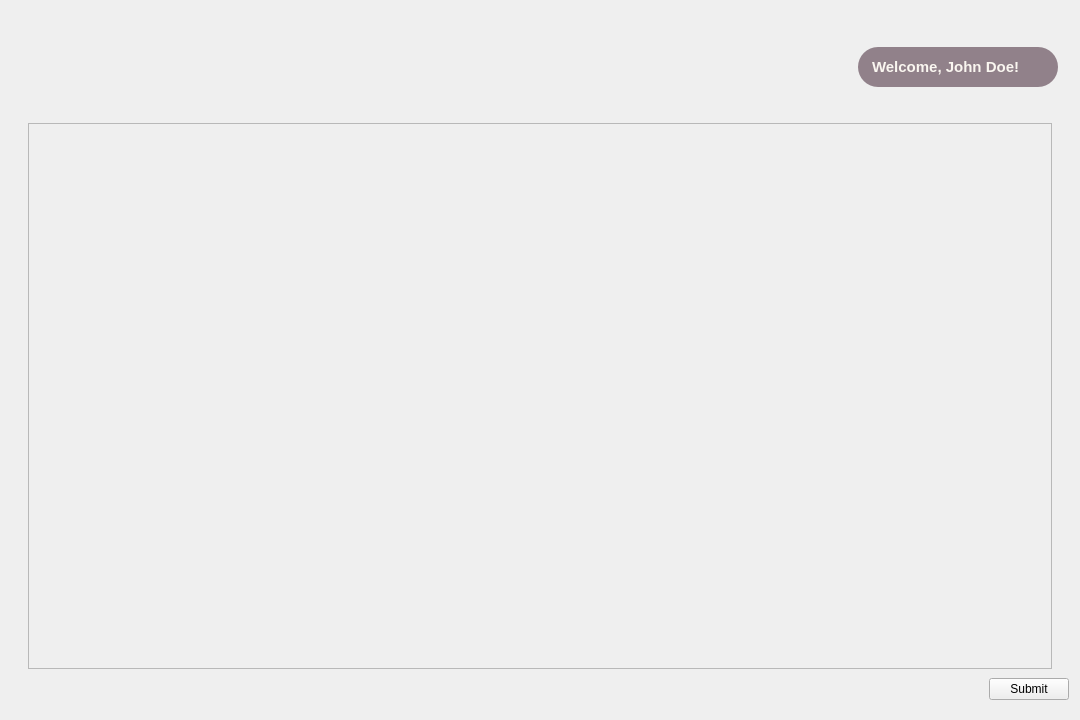
This is Client/quiz_screen.ui in R-umaria/Section3-Group7-QuizGenie as Qt 5 draws it before an edit. The edited form follows.
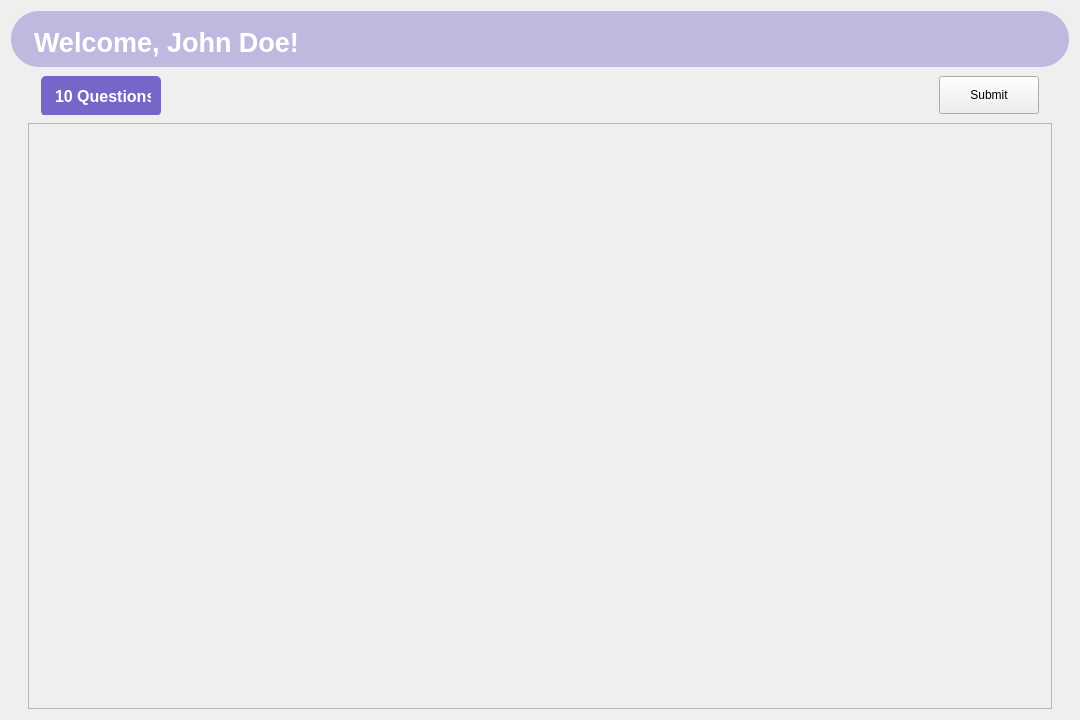
This is the edited form.

```diff
--- a/Client/quiz_screen.ui
+++ b/Client/quiz_screen.ui
@@ -19,11 +19,14 @@
   <property name="windowTitle">
    <string>Form</string>
   </property>
+  <property name="styleSheet">
+   <string notr="true"/>
+  </property>
   <layout class="QHBoxLayout" name="horizontalLayout">
    <item>
     <layout class="QVBoxLayout" name="verticalLayout">
      <property name="spacing">
-      <number>0</number>
+      <number>8</number>
      </property>
      <item>
       <widget class="QWidget" name="top_menubar" native="true">
@@ -36,15 +39,19 @@
        <property name="minimumSize">
         <size>
          <width>1000</width>
-         <height>112</height>
+         <height>56</height>
         </size>
        </property>
        <property name="maximumSize">
         <size>
          <width>1080</width>
-         <height>112</height>
+         <height>56</height>
         </size>
        </property>
+       <property name="styleSheet">
+        <string notr="true">background-color: rgba(120, 101, 200, 100);
+border-radius: 28px;</string>
+       </property>
        <layout class="QHBoxLayout" name="horizontalLayout_5">
         <property name="spacing">
          <number>200</number>
@@ -65,31 +72,6 @@
          <number>11</number>
         </property>
         <item alignment="Qt::AlignmentFlag::AlignLeft|Qt::AlignmentFlag::AlignVCenter">
-         <widget class="QLabel" name="logo_horizontal">
-          <property name="sizePolicy">
-           <sizepolicy hsizetype="Minimum" vsizetype="Minimum">
-            <horstretch>0</horstretch>
-            <verstretch>0</verstretch>
-           </sizepolicy>
-          </property>
-          <property name="minimumSize">
-           <size>
-            <width>400</width>
-            <height>85</height>
-           </size>
-          </property>
-          <property name="maximumSize">
-           <size>
-            <width>400</width>
-            <height>85</height>
-           </size>
-          </property>
-          <property name="text">
-           <string/>
-          </property>
-         </widget>
-        </item>
-        <item alignment="Qt::AlignmentFlag::AlignRight|Qt::AlignmentFlag::AlignVCenter">
          <widget class="QLabel" name="labelUserName">
           <property name="sizePolicy">
            <sizepolicy hsizetype="Minimum" vsizetype="Minimum">
@@ -105,21 +87,20 @@
           </property>
           <property name="maximumSize">
            <size>
-            <width>200</width>
+            <width>400</width>
             <height>40</height>
            </size>
           </property>
           <property name="font">
            <font>
-            <pointsize>11</pointsize>
+            <pointsize>20</pointsize>
             <bold>true</bold>
            </font>
           </property>
           <property name="styleSheet">
-           <string notr="true">padding: 10px;
-background-color: #91818A;
-color: #FAF6F0;
-border-radius: 20px;</string>
+           <string notr="true">padding: 5px;
+color: #ffffff;
+background-color: rgba(0,0,0,0);</string>
           </property>
           <property name="text">
            <string>Welcome, John Doe!</string>
@@ -132,6 +113,108 @@
        </layout>
       </widget>
      </item>
+     <item alignment="Qt::AlignmentFlag::AlignHCenter">
+      <widget class="QWidget" name="horizontalWidget" native="true">
+       <property name="sizePolicy">
+        <sizepolicy hsizetype="MinimumExpanding" vsizetype="MinimumExpanding">
+         <horstretch>0</horstretch>
+         <verstretch>0</verstretch>
+        </sizepolicy>
+       </property>
+       <property name="minimumSize">
+        <size>
+         <width>1000</width>
+         <height>30</height>
+        </size>
+       </property>
+       <property name="maximumSize">
+        <size>
+         <width>1000</width>
+         <height>40</height>
+        </size>
+       </property>
+       <property name="layoutDirection">
+        <enum>Qt::LayoutDirection::LeftToRight</enum>
+       </property>
+       <property name="styleSheet">
+        <string notr="true"/>
+       </property>
+       <layout class="QHBoxLayout" name="submit_btn_layout">
+        <property name="spacing">
+         <number>1</number>
+        </property>
+        <property name="leftMargin">
+         <number>1</number>
+        </property>
+        <property name="topMargin">
+         <number>1</number>
+        </property>
+        <property name="rightMargin">
+         <number>1</number>
+        </property>
+        <property name="bottomMargin">
+         <number>1</number>
+        </property>
+        <item alignment="Qt::AlignmentFlag::AlignLeft|Qt::AlignmentFlag::AlignVCenter">
+         <widget class="QLabel" name="label">
+          <property name="minimumSize">
+           <size>
+            <width>120</width>
+            <height>40</height>
+           </size>
+          </property>
+          <property name="maximumSize">
+           <size>
+            <width>120</width>
+            <height>40</height>
+           </size>
+          </property>
+          <property name="font">
+           <font>
+            <pointsize>12</pointsize>
+            <bold>true</bold>
+           </font>
+          </property>
+          <property name="styleSheet">
+           <string notr="true">padding-left: 10px; 
+padding-right:10px;
+background-color: #7865c8;
+border-radius: 5px;
+color: #ffffff;</string>
+          </property>
+          <property name="text">
+           <string>10 Questions</string>
+          </property>
+         </widget>
+        </item>
+        <item>
+         <widget class="QPushButton" name="submitButton">
+          <property name="enabled">
+           <bool>true</bool>
+          </property>
+          <property name="sizePolicy">
+           <sizepolicy hsizetype="MinimumExpanding" vsizetype="Minimum">
+            <horstretch>0</horstretch>
+            <verstretch>0</verstretch>
+           </sizepolicy>
+          </property>
+          <property name="maximumSize">
+           <size>
+            <width>100</width>
+            <height>40</height>
+           </size>
+          </property>
+          <property name="cursor">
+           <cursorShape>PointingHandCursor</cursorShape>
+          </property>
+          <property name="text">
+           <string>Submit</string>
+          </property>
+         </widget>
+        </item>
+       </layout>
+      </widget>
+     </item>
      <item alignment="Qt::AlignmentFlag::AlignHCenter">
       <widget class="QScrollArea" name="quizScrollArea">
        <property name="sizePolicy">
@@ -170,7 +253,7 @@
           <x>0</x>
           <y>0</y>
           <width>1000</width>
-          <height>542</height>
+          <height>582</height>
          </rect>
         </property>
         <property name="sizePolicy">
@@ -202,70 +285,6 @@
        </widget>
       </widget>
      </item>
-     <item>
-      <widget class="QWidget" name="horizontalWidget" native="true">
-       <property name="sizePolicy">
-        <sizepolicy hsizetype="MinimumExpanding" vsizetype="MinimumExpanding">
-         <horstretch>0</horstretch>
-         <verstretch>0</verstretch>
-        </sizepolicy>
-       </property>
-       <property name="minimumSize">
-        <size>
-         <width>1000</width>
-         <height>30</height>
-        </size>
-       </property>
-       <property name="maximumSize">
-        <size>
-         <width>1080</width>
-         <height>40</height>
-        </size>
-       </property>
-       <property name="layoutDirection">
-        <enum>Qt::LayoutDirection::LeftToRight</enum>
-       </property>
-       <layout class="QHBoxLayout" name="submit_btn_layout">
-        <property name="spacing">
-         <number>1</number>
-        </property>
-        <property name="leftMargin">
-         <number>900</number>
-        </property>
-        <property name="topMargin">
-         <number>0</number>
-        </property>
-        <property name="rightMargin">
-         <number>0</number>
-        </property>
-        <property name="bottomMargin">
-         <number>0</number>
-        </property>
-        <item alignment="Qt::AlignmentFlag::AlignRight|Qt::AlignmentFlag::AlignVCenter">
-         <widget class="QPushButton" name="submitButton">
-          <property name="enabled">
-           <bool>true</bool>
-          </property>
-          <property name="sizePolicy">
-           <sizepolicy hsizetype="MinimumExpanding" vsizetype="Minimum">
-            <horstretch>0</horstretch>
-            <verstretch>0</verstretch>
-           </sizepolicy>
-          </property>
-          <property name="maximumSize">
-           <size>
-            <width>100</width>
-            <height>40</height>
-           </size>
-          </property>
-          <property name="text">
-           <string>Submit</string>
-          </property>
-         </widget>
-        </item>
-       </layout>
-      </widget>
-     </item>
     </layout>
    </item>
   </layout>
```
